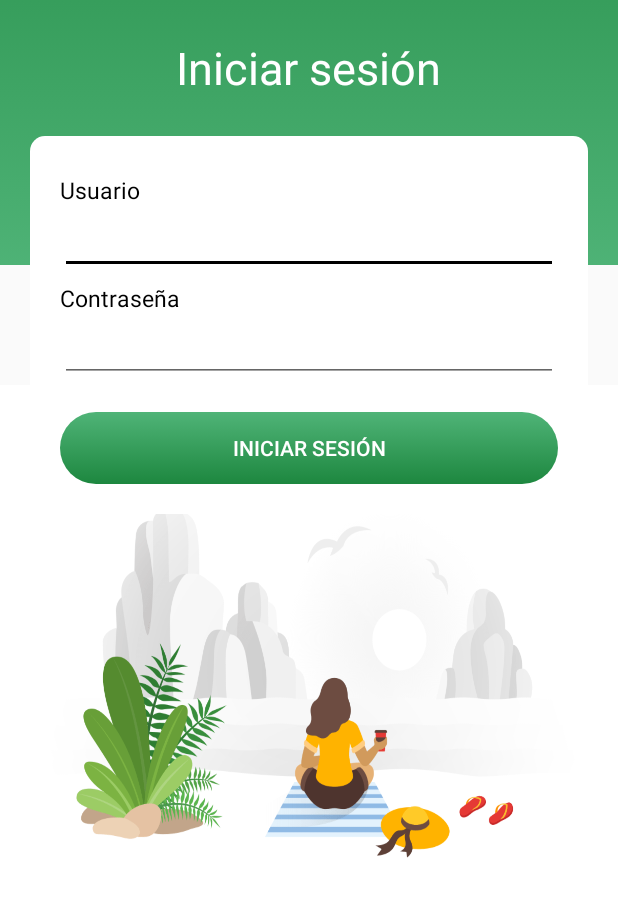
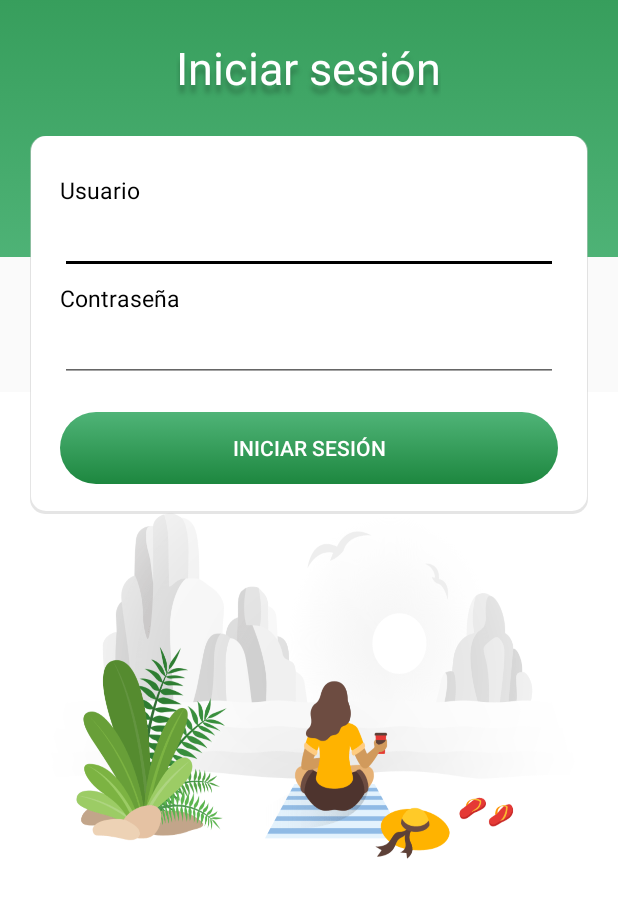
Before and after one commit to RobertoArtEH/ecologic-android, an Android app: the screen it shows after launch (LoginActivity), on a phone screen of 412 x 824 dp, the part 293-1211 px from its top. Run offline under Robolectric (Android 15) with nearby library versions, the phone set to English and light mode, and no system bars.

Commit message:
Login details fixed

```diff
--- a/app/src/main/java/com/example/eco_logic/LoginActivity.java
+++ b/app/src/main/java/com/example/eco_logic/LoginActivity.java
@@ -11,4 +11,7 @@ public class LoginActivity extends AppCompatActivity {
         super.onCreate(savedInstanceState);
         setContentView(R.layout.activity_login);
     }
+
+    @Override
+    public void onBackPressed() { }
 }
--- a/app/src/main/res/drawable-v24/card_background.xml
+++ b/app/src/main/res/drawable-v24/card_background.xml
@@ -1,11 +1,20 @@
 <?xml version="1.0" encoding="utf-8"?>
-<selector xmlns:android="http://schemas.android.com/apk/res/android">
+<layer-list xmlns:android="http://schemas.android.com/apk/res/android">
     <item>
-        <shape>
-            <solid
-                android:color="@color/colorWhite"/>
-            <corners
-                android:radius="10dp"/>
+        <shape android:shape="rectangle">
+            <solid android:color="#80CCCCCC"/>
+            <corners android:radius="10dp" />
         </shape>
     </item>
-</selector>
+
+    <item
+        android:left="1dp"
+        android:right="1dp"
+        android:top="0dp"
+        android:bottom="2dp">
+        <shape android:shape="rectangle">
+            <solid android:color="@color/colorWhite"/>
+            <corners android:radius="10dp" />
+        </shape>
+    </item>
+</layer-list>
--- a/app/src/main/res/layout/activity_login.xml
+++ b/app/src/main/res/layout/activity_login.xml
@@ -20,9 +20,9 @@
         <ImageView
             android:layout_width="match_parent"
             android:layout_height="0dp"
+            android:layout_marginTop="90dp"
             android:layout_weight="1"
-            android:layout_marginTop="80dp"
-            android:background="@drawable/login_background"/>
+            android:background="@drawable/login_background" />
 
     </LinearLayout>
 
@@ -76,6 +76,7 @@
 
     <TextView
         android:id="@+id/tv_title"
+        style="@style/TextShadow"
         android:layout_width="wrap_content"
         android:layout_height="wrap_content"
         android:layout_above="@+id/input_layout"
--- a/app/src/main/res/values/styles.xml
+++ b/app/src/main/res/values/styles.xml
@@ -8,4 +8,10 @@
         <item name="colorAccent">@color/colorBlack</item>
     </style>
 
+    <style name="TextShadow">
+        <item name="android:shadowColor">#40000000</item>
+        <item name="android:shadowDx">0</item>
+        <item name="android:shadowDy">8</item>
+        <item name="android:shadowRadius">4</item>
+    </style>
 </resources>
```
